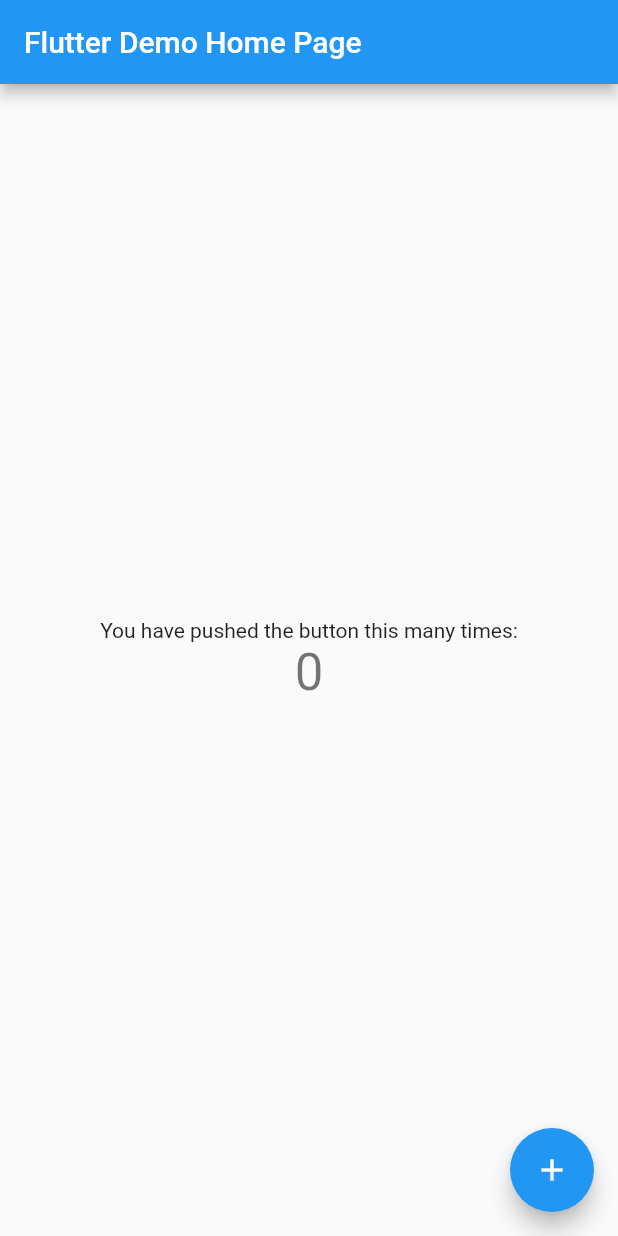
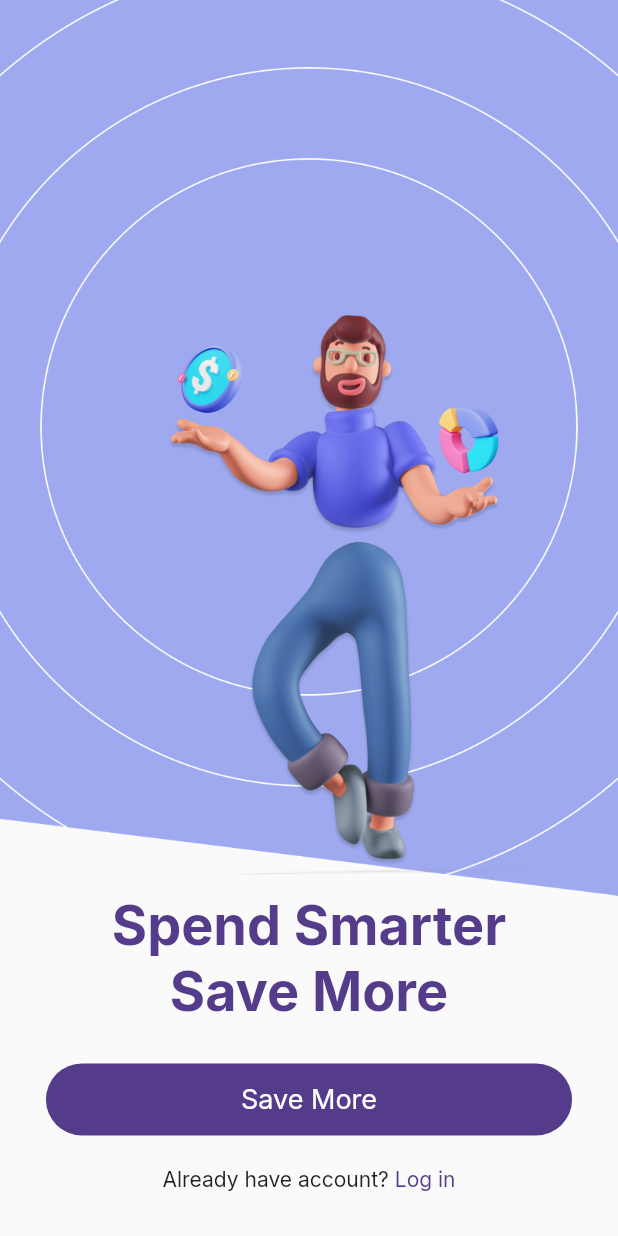
Before and after one commit to josiahfs/costine, a Flutter app: the screen it shows after launch, on a phone screen of 412 x 824 dp. Run offline on Flutter 3.47's test engine with Material 2 defaults, Android fonts, the light colour scheme and no system bars; our stand-ins replace google_fonts.

Commit message:
onboarding page

```diff
--- a/costine_app/lib/main.dart
+++ b/costine_app/lib/main.dart
@@ -1,3 +1,4 @@
+import 'package:costine_app/pages/onboarding.dart';
 import 'package:flutter/material.dart';
 
 void main() {
@@ -24,7 +25,7 @@
         // is not restarted.
         primarySwatch: Colors.blue,
       ),
-      home: const MyHomePage(title: 'Flutter Demo Home Page'),
+      home: OnboardingPage(),
     );
   }
 }
--- /dev/null
+++ b/costine_app/lib/pages/onboarding.dart
@@ -0,0 +1,93 @@
+import 'package:flutter/material.dart';
+import 'package:google_fonts/google_fonts.dart';
+
+class OnboardingPage extends StatelessWidget {
+  @override
+  Widget build(BuildContext context) {
+    return MaterialApp(
+      home: Scaffold(
+          body: SafeArea(
+        top: false,
+        left: false,
+        right: false,
+        child: Stack(
+          children: [
+            Image.asset(
+              'assets/onboard.png',
+              width: MediaQuery.of(context).size.width,
+            ),
+            Padding(
+              padding: EdgeInsets.only(top: 210),
+              child: Image.asset(
+                'assets/people.png',
+              ),
+            ),
+            Center(
+              child: Column(
+                mainAxisAlignment: MainAxisAlignment.end,
+                children: [
+                  Text(
+                    'Spend Smarter',
+                    style: GoogleFonts.inter(
+                        color: Color(0xff553C8B),
+                        fontSize: 36,
+                        fontWeight: FontWeight.bold),
+                  ),
+                  Text(
+                    'Save More',
+                    style: GoogleFonts.inter(
+                        color: Color(0xff553C8B),
+                        fontSize: 36,
+                        fontWeight: FontWeight.bold),
+                  ),
+                  SizedBox(
+                    height: 26,
+                  ),
+                  Container(
+                    decoration: BoxDecoration(
+                        borderRadius: BorderRadius.circular(40),
+                        color: Color(0xff553C8B)),
+                    child: Padding(
+                      padding: const EdgeInsets.symmetric(
+                          horizontal: 130, vertical: 13),
+                      child: Text(
+                        'Save More',
+                        style: GoogleFonts.inter(
+                            color: Color(0xffffffff),
+                            fontSize: 18,
+                            fontWeight: FontWeight.w400),
+                      ),
+                    ),
+                  ),
+                  SizedBox(
+                    height: 20,
+                  ),
+                  Padding(
+                    padding: const EdgeInsets.only(bottom: 30),
+                    child: Row(
+                      mainAxisAlignment: MainAxisAlignment.center,
+                      children: [
+                        Text(
+                          'Already have account?',
+                          style: GoogleFonts.inter(fontSize: 14),
+                        ),
+                        SizedBox(
+                          width: 4,
+                        ),
+                        Text(
+                          'Log in',
+                          style: GoogleFonts.inter(
+                              fontSize: 14, color: Color(0xff553C8B)),
+                        )
+                      ],
+                    ),
+                  )
+                ],
+              ),
+            )
+          ],
+        ),
+      )),
+    );
+  }
+}
```
Also changed, not shown: costine_app/pubspec.yaml (+7 -16 lines), costine_app/assets/onboard.png (added), costine_app/assets/people.png (added), 6 other files.
